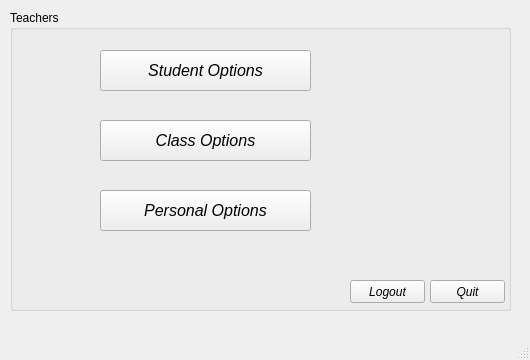
The window that together/Teacher Landing.ui (SDSMT-CSC464-F15/dancesoft) describes before a commit, drawn with Qt 5.
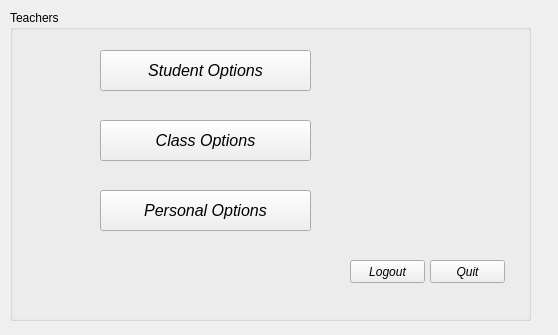
The same window after the commit.

The edit to the form file:
```diff
--- a/together/Teacher Landing.ui
+++ b/together/Teacher Landing.ui
@@ -6,8 +6,8 @@
    <rect>
     <x>0</x>
     <y>0</y>
-    <width>530</width>
-    <height>360</height>
+    <width>558</width>
+    <height>335</height>
    </rect>
   </property>
   <property name="windowTitle">
@@ -19,8 +19,8 @@
      <rect>
       <x>10</x>
       <y>10</y>
-      <width>501</width>
-      <height>301</height>
+      <width>531</width>
+      <height>311</height>
      </rect>
     </property>
     <property name="currentIndex">
@@ -32,8 +32,8 @@
        <rect>
         <x>0</x>
         <y>0</y>
-        <width>501</width>
-        <height>301</height>
+        <width>521</width>
+        <height>311</height>
        </rect>
       </property>
       <layout class="QVBoxLayout" name="verticalLayout_2">
@@ -51,7 +51,7 @@
           <property name="geometry">
            <rect>
             <x>420</x>
-            <y>270</y>
+            <y>250</y>
             <width>75</width>
             <height>23</height>
            </rect>
@@ -69,7 +69,7 @@
           <property name="geometry">
            <rect>
             <x>340</x>
-            <y>270</y>
+            <y>250</y>
             <width>75</width>
             <height>23</height>
            </rect>
@@ -456,17 +456,6 @@
     </widget>
    </widget>
   </widget>
-  <widget class="QMenuBar" name="menubar">
-   <property name="geometry">
-    <rect>
-     <x>0</x>
-     <y>0</y>
-     <width>530</width>
-     <height>21</height>
-    </rect>
-   </property>
-  </widget>
-  <widget class="QStatusBar" name="statusbar"/>
  </widget>
  <resources/>
  <connections/>
```
